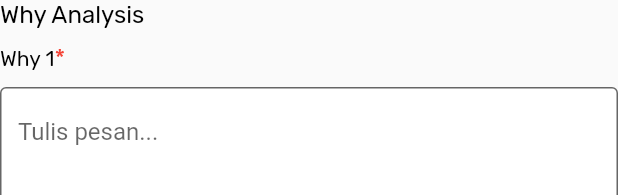
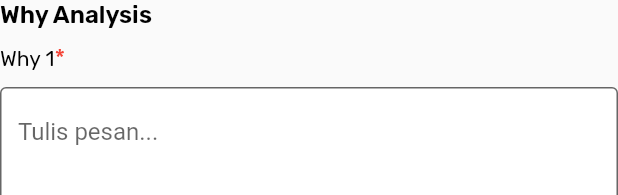
Before and after one commit to RDLMobileDev/clone_ecm, a Flutter app: the StepFillTiga widget shown alone on an empty page, opened directly, on a phone screen of 412 x 824 dp. Shown: the top 195 px of the screen. Run offline on Flutter 3.47's test engine with Material 2 defaults, Android fonts, the phone set to English and light mode, and no system bars; our stand-ins replace currency_text_input_formatter, firebase_core, firebase_messaging, flutter_local_notifications, flutter_switch, fluttertoast and 6 more; missing offline and left inert: date_time_format, platform_device_id; accounts and stored records are empty; network calls fail.

Commit message:
Commit Judgement step 3

```diff
--- a/lib/homepage/home/fillnew/stepfillnew/stepfilltiga.dart
+++ b/lib/homepage/home/fillnew/stepfillnew/stepfilltiga.dart
@@ -191,7 +191,7 @@ class _StepFillTigaState extends State<StepFillTiga> {
                     fontFamily: 'Rubik',
                     color: Colors.black,
                     fontSize: 16,
-                    fontWeight: FontWeight.w400),
+                    fontWeight: FontWeight.w600),
                 children: const <TextSpan>[],
               ),
             ),
```
